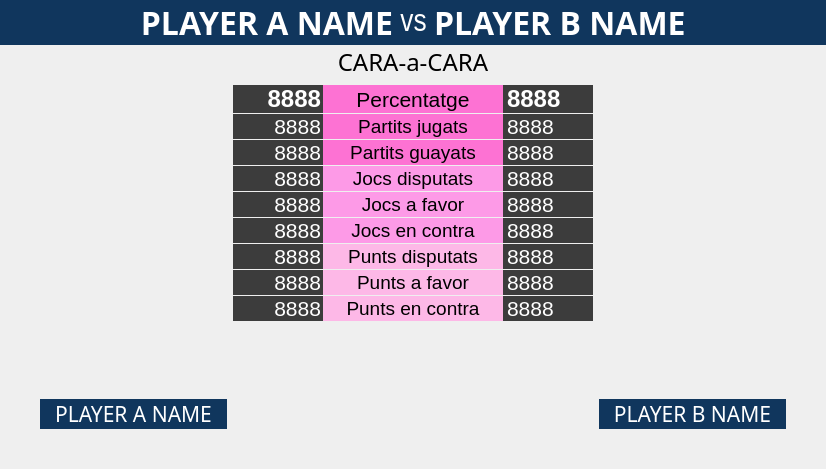
Old version of the form playerstatsform.ui in the repository xiaoyuanyangxu/sportroom-qt.
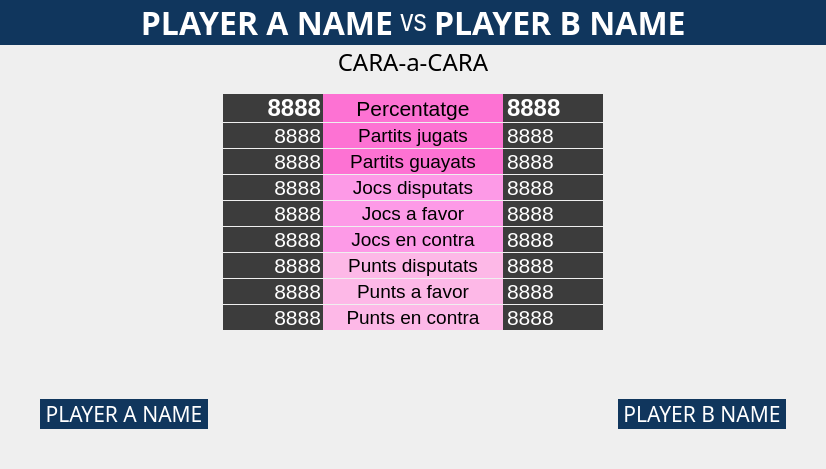
New version of the form.

What changed in the file:
```diff
--- a/playerstatsform.ui
+++ b/playerstatsform.ui
@@ -229,6 +229,9 @@
            <verstretch>0</verstretch>
           </sizepolicy>
          </property>
+         <property name="layoutDirection">
+          <enum>Qt::RightToLeft</enum>
+         </property>
          <property name="text">
           <string/>
          </property>
@@ -263,6 +266,9 @@
          <property name="alignment">
           <set>Qt::AlignCenter</set>
          </property>
+         <property name="wordWrap">
+          <bool>true</bool>
+         </property>
          <property name="margin">
           <number>2</number>
          </property>
@@ -284,12 +290,13 @@
       </layout>
      </item>
      <item>
+      <widget class="QWidget" name="metricsWidge" native="true">
       <layout class="QVBoxLayout" name="verticalLayout">
        <property name="spacing">
         <number>1</number>
        </property>
        <property name="bottomMargin">
-        <number>0</number>
+         <number>1</number>
        </property>
        <item>
         <layout class="QHBoxLayout" name="horizontalLayout">
@@ -300,13 +307,13 @@
           <widget class="QLabel" name="playerAPercentLabel">
            <property name="minimumSize">
             <size>
-             <width>90</width>
+              <width>100</width>
              <height>0</height>
             </size>
            </property>
            <property name="maximumSize">
             <size>
-             <width>90</width>
+              <width>100</width>
              <height>16777215</height>
             </size>
            </property>
@@ -383,13 +390,13 @@
           <widget class="QLabel" name="playerBPercentLabel">
            <property name="minimumSize">
             <size>
-             <width>90</width>
+              <width>100</width>
              <height>0</height>
             </size>
            </property>
            <property name="maximumSize">
             <size>
-             <width>90</width>
+              <width>100</width>
              <height>16777215</height>
             </size>
            </property>
@@ -433,13 +440,13 @@
           <widget class="QLabel" name="playerAGamePlayedLabel">
            <property name="minimumSize">
             <size>
-             <width>90</width>
+              <width>100</width>
              <height>0</height>
             </size>
            </property>
            <property name="maximumSize">
             <size>
-             <width>90</width>
+              <width>100</width>
              <height>16777215</height>
             </size>
            </property>
@@ -516,13 +523,13 @@
           <widget class="QLabel" name="playerBGamePlayedLabel">
            <property name="minimumSize">
             <size>
-             <width>90</width>
+              <width>100</width>
              <height>0</height>
             </size>
            </property>
            <property name="maximumSize">
             <size>
-             <width>90</width>
+              <width>100</width>
              <height>16777215</height>
             </size>
            </property>
@@ -566,13 +573,13 @@
           <widget class="QLabel" name="playerAWinGamesLabel">
            <property name="minimumSize">
             <size>
-             <width>90</width>
+              <width>100</width>
              <height>0</height>
             </size>
            </property>
            <property name="maximumSize">
             <size>
-             <width>90</width>
+              <width>100</width>
              <height>16777215</height>
             </size>
            </property>
@@ -649,13 +656,13 @@
           <widget class="QLabel" name="playerBWinGamesLabel">
            <property name="minimumSize">
             <size>
-             <width>90</width>
+              <width>100</width>
              <height>0</height>
             </size>
            </property>
            <property name="maximumSize">
             <size>
-             <width>90</width>
+              <width>100</width>
              <height>16777215</height>
             </size>
            </property>
@@ -699,13 +706,13 @@
           <widget class="QLabel" name="playerAMatchPlayedLabel">
            <property name="minimumSize">
             <size>
-             <width>90</width>
+              <width>100</width>
              <height>0</height>
             </size>
            </property>
            <property name="maximumSize">
             <size>
-             <width>90</width>
+              <width>100</width>
              <height>16777215</height>
             </size>
            </property>
@@ -782,13 +789,13 @@
           <widget class="QLabel" name="playerBMatchPlayedLabel">
            <property name="minimumSize">
             <size>
-             <width>90</width>
+              <width>100</width>
              <height>0</height>
             </size>
            </property>
            <property name="maximumSize">
             <size>
-             <width>90</width>
+              <width>100</width>
              <height>16777215</height>
             </size>
            </property>
@@ -832,13 +839,13 @@
           <widget class="QLabel" name="playerAWinMatchesLabel">
            <property name="minimumSize">
             <size>
-             <width>90</width>
+              <width>100</width>
              <height>0</height>
             </size>
            </property>
            <property name="maximumSize">
             <size>
-             <width>90</width>
+              <width>100</width>
              <height>16777215</height>
             </size>
            </property>
@@ -915,13 +922,13 @@
           <widget class="QLabel" name="playerBWinMatchesLabel">
            <property name="minimumSize">
             <size>
-             <width>90</width>
+              <width>100</width>
              <height>0</height>
             </size>
            </property>
            <property name="maximumSize">
             <size>
-             <width>90</width>
+              <width>100</width>
              <height>16777215</height>
             </size>
            </property>
@@ -965,13 +972,13 @@
           <widget class="QLabel" name="playerALostMatchesLabel">
            <property name="minimumSize">
             <size>
-             <width>90</width>
+              <width>100</width>
              <height>0</height>
             </size>
            </property>
            <property name="maximumSize">
             <size>
-             <width>90</width>
+              <width>100</width>
              <height>16777215</height>
             </size>
            </property>
@@ -1048,13 +1055,13 @@
           <widget class="QLabel" name="playerBLostMatchesLabel">
            <property name="minimumSize">
             <size>
-             <width>90</width>
+              <width>100</width>
              <height>0</height>
             </size>
            </property>
            <property name="maximumSize">
             <size>
-             <width>90</width>
+              <width>100</width>
              <height>16777215</height>
             </size>
            </property>
@@ -1098,13 +1105,13 @@
           <widget class="QLabel" name="playerAPointPlayedLabel">
            <property name="minimumSize">
             <size>
-             <width>90</width>
+              <width>100</width>
              <height>0</height>
             </size>
            </property>
            <property name="maximumSize">
             <size>
-             <width>90</width>
+              <width>100</width>
              <height>16777215</height>
             </size>
            </property>
@@ -1181,13 +1188,13 @@
           <widget class="QLabel" name="playerBPointPlayedLabel">
            <property name="minimumSize">
             <size>
-             <width>90</width>
+              <width>100</width>
              <height>0</height>
             </size>
            </property>
            <property name="maximumSize">
             <size>
-             <width>90</width>
+              <width>100</width>
              <height>16777215</height>
             </size>
            </property>
@@ -1231,13 +1238,13 @@
           <widget class="QLabel" name="playerAWinPointsLabel">
            <property name="minimumSize">
             <size>
-             <width>90</width>
+              <width>100</width>
              <height>0</height>
             </size>
            </property>
            <property name="maximumSize">
             <size>
-             <width>90</width>
+              <width>100</width>
              <height>16777215</height>
             </size>
            </property>
@@ -1314,13 +1321,13 @@
           <widget class="QLabel" name="playerBWinPointsLabel">
            <property name="minimumSize">
             <size>
-             <width>90</width>
+              <width>100</width>
              <height>0</height>
             </size>
            </property>
            <property name="maximumSize">
             <size>
-             <width>90</width>
+              <width>100</width>
              <height>16777215</height>
             </size>
            </property>
@@ -1364,13 +1371,13 @@
           <widget class="QLabel" name="playerALostPointsLabel">
            <property name="minimumSize">
             <size>
-             <width>90</width>
+              <width>100</width>
              <height>0</height>
             </size>
            </property>
            <property name="maximumSize">
             <size>
-             <width>90</width>
+              <width>100</width>
              <height>16777215</height>
             </size>
            </property>
@@ -1447,13 +1454,13 @@
           <widget class="QLabel" name="playerBLostPointsLabel">
            <property name="minimumSize">
             <size>
-             <width>90</width>
+              <width>100</width>
              <height>0</height>
             </size>
            </property>
            <property name="maximumSize">
             <size>
-             <width>90</width>
+              <width>100</width>
              <height>16777215</height>
             </size>
            </property>
@@ -1580,6 +1587,7 @@
         </spacer>
        </item>
       </layout>
+      </widget>
      </item>
      <item>
       <layout class="QVBoxLayout" name="verticalLayout_3" stretch="1,0,0">
@@ -1619,6 +1627,9 @@
          <property name="alignment">
           <set>Qt::AlignCenter</set>
          </property>
+         <property name="wordWrap">
+          <bool>true</bool>
+         </property>
          <property name="margin">
           <number>2</number>
          </property>
```
Left out of the diff: 7 changed lines with no effect on the pictures. Lines whose indentation alone changed are shown as unchanged.
